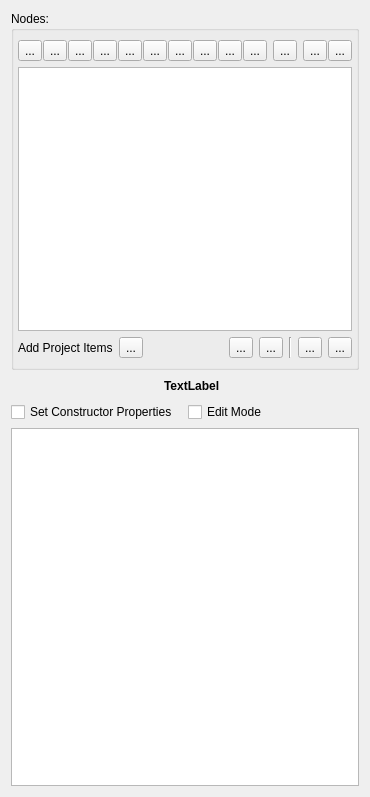
First picture: the form in Editor/src/Items/Entity/EntityWidget.ui, repository GameOverture/HarmonyEngine, before the edit.
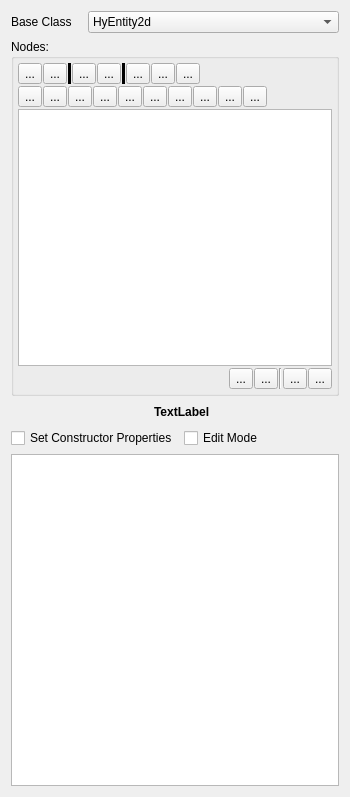
Second picture: the form after the edit. Icons and pictures are not drawn. Custom widgets are drawn as their Qt base class.

Commit message: Lots 'o work towards entity base classes and their fused items; new item icons too!

The edit to the form file:
```diff
--- a/Editor/src/Items/Entity/EntityWidget.ui
+++ b/Editor/src/Items/Entity/EntityWidget.ui
@@ -6,7 +6,7 @@
    <rect>
     <x>0</x>
     <y>0</y>
-    <width>360</width>
+    <width>350</width>
     <height>797</height>
    </rect>
   </property>
@@ -15,23 +15,166 @@
   </property>
   <layout class="QVBoxLayout" name="verticalLayout">
    <item>
+    <layout class="QVBoxLayout" name="lytAboveStates">
+     <item>
+      <layout class="QFormLayout" name="lytBaseClass">
+       <item row="0" column="0">
+        <widget class="QLabel" name="label">
+         <property name="sizePolicy">
+          <sizepolicy hsizetype="Preferred" vsizetype="Preferred">
+           <horstretch>0</horstretch>
+           <verstretch>0</verstretch>
+          </sizepolicy>
+         </property>
+         <property name="text">
+          <string>Base Class   </string>
+         </property>
+        </widget>
+       </item>
+       <item row="0" column="1">
+        <widget class="QComboBox" name="cmbBaseClass">
+         <property name="sizePolicy">
+          <sizepolicy hsizetype="Expanding" vsizetype="Fixed">
+           <horstretch>0</horstretch>
+           <verstretch>0</verstretch>
+          </sizepolicy>
+         </property>
+         <item>
+          <property name="text">
+           <string>HyEntity2d</string>
+          </property>
+         </item>
+         <item>
+          <property name="text">
+           <string>HyActor2d</string>
+          </property>
+         </item>
+         <item>
+          <property name="text">
+           <string>HyUiContainer</string>
+          </property>
+         </item>
+        </widget>
+       </item>
+      </layout>
+     </item>
+     <item>
     <widget class="QGroupBox" name="grpNodes">
      <property name="title">
       <string>Nodes:</string>
      </property>
      <layout class="QVBoxLayout" name="verticalLayout_3">
+        <property name="spacing">
+         <number>2</number>
+        </property>
       <property name="leftMargin">
        <number>4</number>
       </property>
+        <property name="topMargin">
+         <number>4</number>
+        </property>
       <property name="rightMargin">
        <number>4</number>
       </property>
+        <property name="bottomMargin">
+         <number>4</number>
+        </property>
       <item>
-       <layout class="QGridLayout" name="gridLayout">
-        <property name="verticalSpacing">
-         <number>2</number>
-        </property>
-        <item row="0" column="2">
+         <layout class="QHBoxLayout" name="horizontalLayout_3">
+          <property name="spacing">
+           <number>1</number>
+          </property>
+          <item>
+           <widget class="QToolButton" name="btnAddChild">
+            <property name="text">
+             <string>...</string>
+            </property>
+           </widget>
+          </item>
+          <item>
+           <widget class="QToolButton" name="btnAddPrimitive">
+            <property name="text">
+             <string>...</string>
+            </property>
+           </widget>
+          </item>
+          <item>
+           <widget class="Line" name="line_2">
+            <property name="frameShadow">
+             <enum>QFrame::Shadow::Plain</enum>
+            </property>
+            <property name="lineWidth">
+             <number>4</number>
+            </property>
+            <property name="orientation">
+             <enum>Qt::Orientation::Vertical</enum>
+            </property>
+           </widget>
+          </item>
+          <item>
+           <widget class="QToolButton" name="btnAddFixtureShape">
+            <property name="text">
+             <string>...</string>
+            </property>
+           </widget>
+          </item>
+          <item>
+           <widget class="QToolButton" name="btnAddFixtureChain">
+            <property name="text">
+             <string>...</string>
+            </property>
+           </widget>
+          </item>
+          <item>
+           <widget class="Line" name="line_3">
+            <property name="frameShadow">
+             <enum>QFrame::Shadow::Plain</enum>
+            </property>
+            <property name="lineWidth">
+             <number>4</number>
+            </property>
+            <property name="orientation">
+             <enum>Qt::Orientation::Vertical</enum>
+            </property>
+           </widget>
+          </item>
+          <item>
+           <widget class="QToolButton" name="btnAddLayoutHorz">
+            <property name="text">
+             <string>...</string>
+            </property>
+           </widget>
+          </item>
+          <item>
+           <widget class="QToolButton" name="btnAddLayoutVert">
+            <property name="text">
+             <string>...</string>
+            </property>
+           </widget>
+          </item>
+          <item>
+           <widget class="QToolButton" name="btnAddSpacer">
+            <property name="text">
+             <string>...</string>
+            </property>
+           </widget>
+          </item>
+          <item>
+           <spacer name="horizontalSpacer_2">
+            <property name="orientation">
+             <enum>Qt::Orientation::Horizontal</enum>
+            </property>
+            <property name="sizeHint" stdset="0">
+             <size>
+              <width>40</width>
+              <height>20</height>
+             </size>
+            </property>
+           </spacer>
+          </item>
+         </layout>
+        </item>
+        <item>
          <layout class="QHBoxLayout" name="horizontalLayout_2">
           <property name="spacing">
            <number>1</number>
@@ -118,36 +261,6 @@
              </size>
             </property>
            </spacer>
-          </item>
-         </layout>
-        </item>
-        <item row="0" column="4">
-         <layout class="QHBoxLayout" name="horizontalLayout_3">
-          <property name="spacing">
-           <number>1</number>
-          </property>
-          <item>
-           <widget class="QToolButton" name="btnAddFixtureShape">
-            <property name="text">
-             <string>...</string>
-            </property>
-           </widget>
-          </item>
-          <item>
-           <widget class="QToolButton" name="btnAddFixtureChain">
-            <property name="text">
-             <string>...</string>
-            </property>
-           </widget>
-          </item>
-         </layout>
-        </item>
-        <item row="0" column="3">
-         <widget class="QToolButton" name="btnAddPrimitive">
-          <property name="text">
-           <string>...</string>
-          </property>
-         </widget>
         </item>
        </layout>
       </item>
@@ -166,23 +279,9 @@
       </item>
       <item>
        <layout class="QHBoxLayout" name="ChildrenToolbar">
-        <item>
-         <widget class="QLabel" name="lblAddChildren">
-          <property name="toolTip">
-           <string>Add the currently selected items in Project Explorer</string>
+          <property name="spacing">
+           <number>1</number>
           </property>
-          <property name="text">
-           <string>Add Project Items</string>
-          </property>
-         </widget>
-        </item>
-        <item>
-         <widget class="QToolButton" name="btnAddChild">
-          <property name="text">
-           <string>...</string>
-          </property>
-         </widget>
-        </item>
         <item>
          <spacer name="horizontalSpacer_3">
           <property name="orientation">
@@ -236,6 +335,10 @@
      </layout>
     </widget>
    </item>
+    </layout>
+   </item>
+   <item>
+    <layout class="QVBoxLayout" name="lytBelowStates">
    <item>
     <layout class="QHBoxLayout" name="lytPropertiesHeader">
      <item>
@@ -321,6 +424,8 @@
     </widget>
    </item>
   </layout>
+   </item>
+  </layout>
   <action name="actionAddChildren">
    <property name="icon">
     <iconset resource="../../../data/HyEditor.qrc">
```
Left out of the diff: 38 changed lines with no effect on the pictures. Lines whose indentation alone changed are shown as unchanged. The commit also changes 103 other files.
